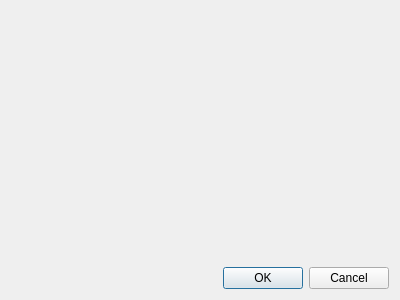
This is Dialogs/ChartsDialog.ui in AmbreM71/MovieManager as Qt 5 draws it before an edit. The edited form follows.
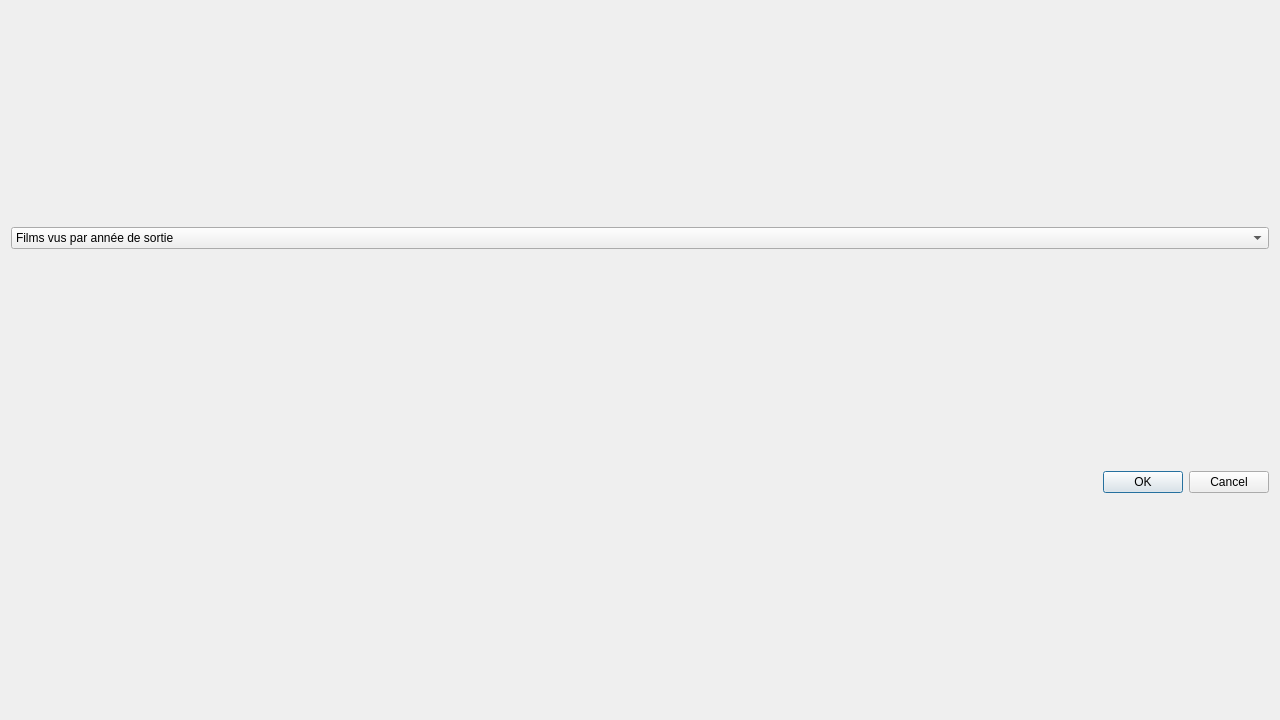
This is the edited form.

Commit message:
Implements charts
3 Charts implemented
* Movie viewed by release year
* Movie viewed each year
* View type

What changed in the file:
```diff
--- a/Dialogs/ChartsDialog.ui
+++ b/Dialogs/ChartsDialog.ui
@@ -6,8 +6,8 @@
    <rect>
     <x>0</x>
     <y>0</y>
-    <width>400</width>
-    <height>300</height>
+    <width>1280</width>
+    <height>720</height>
    </rect>
   </property>
   <property name="windowTitle">
@@ -15,9 +15,25 @@
   </property>
   <layout class="QGridLayout" name="gridLayout">
    <item row="0" column="0">
-    <widget class="QWidget" name="Chart" native="true"/>
+    <widget class="QComboBox" name="ChartSelector">
+     <item>
+      <property name="text">
+       <string>Films vus par année de sortie</string>
+      </property>
+     </item>
+     <item>
+      <property name="text">
+       <string>Types de vues</string>
+      </property>
+     </item>
+     <item>
+      <property name="text">
+       <string>Nombre de films vus par année</string>
+      </property>
+     </item>
+    </widget>
    </item>
-   <item row="1" column="0">
+   <item row="2" column="0">
     <widget class="QDialogButtonBox" name="ButtonBox">
      <property name="orientation">
       <enum>Qt::Horizontal</enum>
```
Left out of the diff: 3 changed lines with no effect on the pictures. The commit also changes 6 other files.
